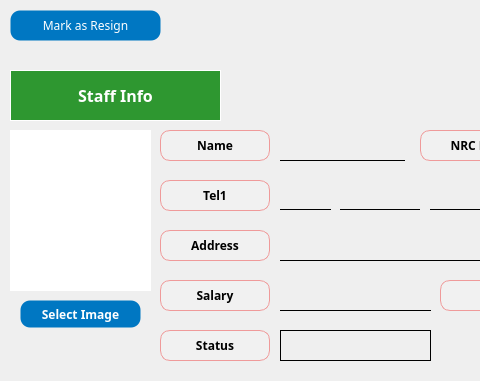
Qt form app/src/pages/personnel/registration.ui (DY-Microfinance-Customer-Management/dymf-algorithm) before a commit; both pictures show x 0 to 480 and y 0 to 381 of the 1208 by 381 pixel window.
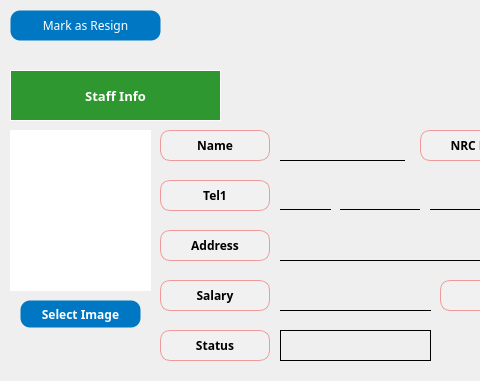
The same form after that commit.

What changed in the file:
```diff
--- a/app/src/pages/personnel/registration.ui
+++ b/app/src/pages/personnel/registration.ui
@@ -550,7 +550,7 @@
     <property name="font">
      <font>
       <family>Arial Black</family>
-      <pointsize>12</pointsize>
+      <pointsize>10</pointsize>
       <weight>75</weight>
       <bold>true</bold>
      </font>
```
